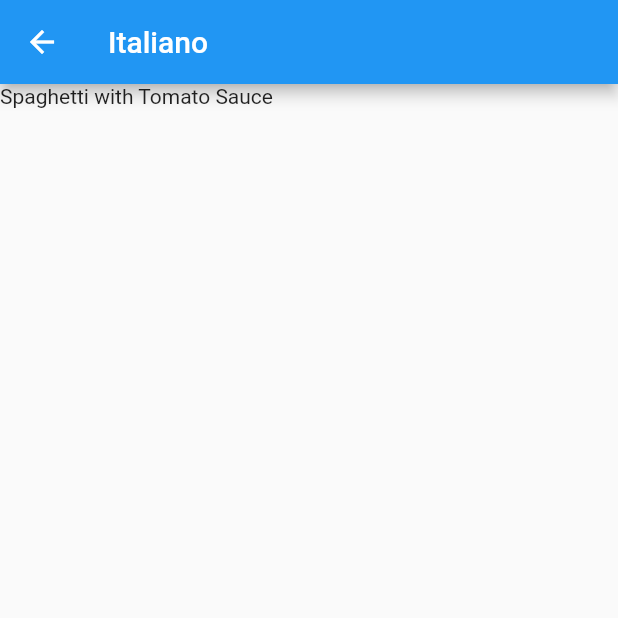
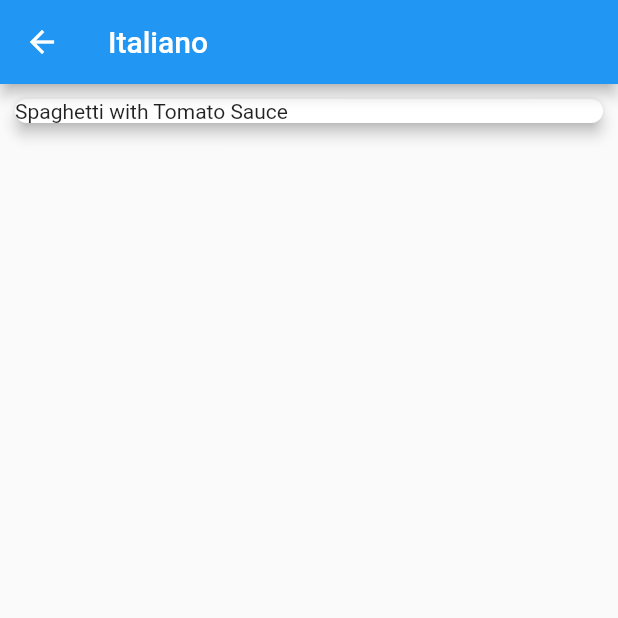
Before and after one commit to adrianoaraujo0/app_refeicoes_curso_c0d3r, a Flutter app: the screen it shows after launch, after a tap on "Italiano", on a phone screen of 412 x 824 dp, the top half of it. Run offline on Flutter 3.47's test engine with Material 2 defaults, Android fonts, the light colour scheme and no system bars.

Commit message:
c.190 - Componente item refeicao

```diff
--- /dev/null
+++ b/lib/components/meal_item.dart
@@ -0,0 +1,22 @@
+import 'package:flutter/material.dart';
+import '../models/meal.dart';
+
+class MealItem extends StatelessWidget {
+
+  final Meal meal;
+  const MealItem({required this.meal ,super.key});
+
+  @override
+  Widget build(BuildContext context) {
+    return InkWell(
+      child: Card(
+        shape: RoundedRectangleBorder(
+          borderRadius: BorderRadius.circular(15)
+        ),
+        elevation: 4,
+        margin: const EdgeInsets.all(10),
+        child: Text(meal.title),
+      ),
+    );
+  }
+}
--- a/lib/data/dummy_data.dart
+++ b/lib/data/dummy_data.dart
@@ -2,7 +2,7 @@ import 'package:flutter/material.dart';
 import '../models/category.dart';
 import '../models/meal.dart';
 
-const dummyCategories = [
+const List<Category> dummyCategories = [
   Category(
     id: 'c1',
     title: 'Italiano',
@@ -55,7 +55,7 @@ const dummyCategories = [
   ),
 ];
 
-const dummyMeals = [
+const List<Meal> dummyMeals = [
   Meal(
     id: 'm1',
     categories: ['c1', 'c2'],
--- a/lib/ui/categories_meals_screen.dart
+++ b/lib/ui/categories_meals_screen.dart
@@ -1,10 +1,11 @@
 import 'package:flutter/material.dart';
 import 'package:refeicoes_curso/data/dummy_data.dart';
 import 'package:refeicoes_curso/models/category.dart';
+import '../components/meal_item.dart';
+
 class CategoriesMealsScreen extends StatelessWidget {
 
   const CategoriesMealsScreen({super.key});
-
 
   @override
   Widget build(BuildContext context) {
@@ -21,7 +22,7 @@ class CategoriesMealsScreen extends StatelessWidget {
       body: ListView.builder(
         itemCount: categoryMeals.length,
         itemBuilder: (context, index) {
-          return Text(categoryMeals[index].title);
+          return MealItem(meal: categoryMeals[index]);
         },
       ),
     );
--- a/lib/ui/category_screen.dart
+++ b/lib/ui/category_screen.dart
@@ -10,7 +10,7 @@ class CategoriesScreen extends StatelessWidget {
   Widget build(BuildContext context) {
     return Scaffold(
       appBar: AppBar(title: const Text("Vamos cozinhar?")),
-      body:GridView(
+      body: GridView(
         padding: const EdgeInsets.all(25),
         gridDelegate: const SliverGridDelegateWithMaxCrossAxisExtent(
         maxCrossAxisExtent: 200,
```
